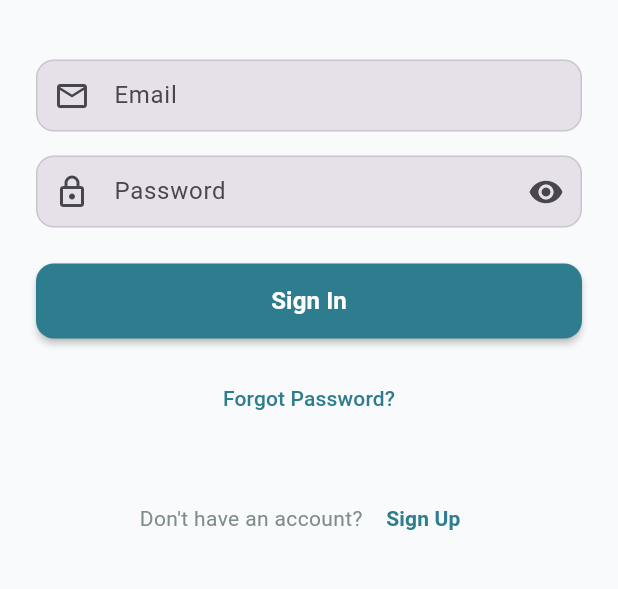
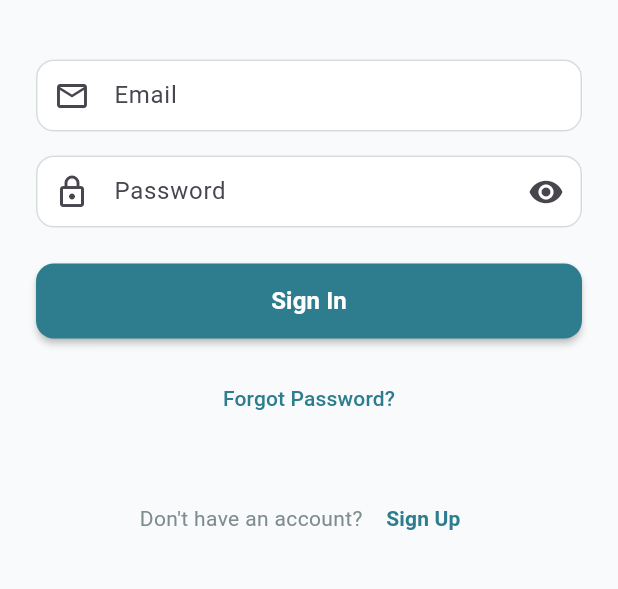
Before and after one commit to rohitsharma342/bookthedoc, a Flutter app: the screen it shows after launch, on a phone screen of 412 x 824 dp, the part 191-780 px from its top. Run offline on Flutter 3.47's test engine with Material 3 defaults, Android fonts, the phone set to English and light mode, and no system bars; our stand-ins replace cached_network_image, flutter_rating_bar, shared_preferences, supabase_flutter, table_calendar; accounts and stored records are empty; Roboto replaces fonts that are missing (San Francisco).

Commit message:
preview fixes

```diff
--- a/lib/controllers/auth_controller.dart
+++ b/lib/controllers/auth_controller.dart
@@ -1,17 +1,17 @@
 import 'package:flutter/foundation.dart';
 import 'package:supabase_flutter/supabase_flutter.dart';
 import '../services/supabase_service.dart';
-import '../models/user.dart';
+import '../models/user.dart' as app_user;
 
 class AuthController extends ChangeNotifier {
   final SupabaseService _supabaseService = SupabaseService();
 
-  User? _currentUser;
+  app_user.User? _currentUser;
   bool _isLoading = false;
   String _error = '';
   bool _isAuthenticated = false;
 
-  User? get currentUser => _currentUser;
+  app_user.User? get currentUser => _currentUser;
   bool get isLoading => _isLoading;
   String get error => _error;
   bool get isAuthenticated => _isAuthenticated;
@@ -59,7 +59,7 @@ class AuthController extends ChangeNotifier {
       if (user != null) {
         final userProfile = await _supabaseService.fetchById('user_profiles', user.id);
         if (userProfile != null) {
-          _currentUser = User.fromJson(userProfile);
+          _currentUser = app_user.User.fromJson(userProfile);
           notifyListeners();
         }
       }
@@ -126,7 +126,7 @@ class AuthController extends ChangeNotifier {
     }
   }
 
-  Future<void> updateProfile(User user) async {
+  Future<void> updateProfile(app_user.User user) async {
     try {
       _setLoading(true);
       _setError('');
--- a/lib/utils/theme.dart
+++ b/lib/utils/theme.dart
@@ -18,7 +18,7 @@ class AppTheme {
       }),
       primaryColor: AppConstants.primaryColor,
       scaffoldBackgroundColor: AppConstants.backgroundColor,
-      cardColor: AppConstants.cardColor,
+      cardColor: Colors.white,
       fontFamily: 'San Francisco',
       textTheme: const TextTheme(
         headlineLarge: TextStyle(
@@ -63,7 +63,7 @@ class AppTheme {
         ),
       ),
       appBarTheme: const AppBarTheme(
-        backgroundColor: AppConstants.cardColor,
+        backgroundColor: Colors.white,
         elevation: 0,
         centerTitle: true,
         iconTheme: IconThemeData(color: AppConstants.textPrimary),
@@ -85,7 +85,7 @@ class AppTheme {
         ),
       ),
       cardTheme: CardThemeData(
-        color: AppConstants.cardColor,
+        color: Colors.white,
         elevation: 2,
         shape: RoundedRectangleBorder(
           borderRadius: BorderRadius.circular(16),
@@ -105,7 +105,7 @@ class AppTheme {
           borderSide: const BorderSide(color: AppConstants.primaryColor, width: 2),
         ),
         contentPadding: const EdgeInsets.symmetric(horizontal: 16, vertical: 12),
-        fillColor: AppConstants.cardColor,
+        fillColor: Colors.white,
         filled: true,
       ),
     );
--- a/pubspec.yaml
+++ b/pubspec.yaml
@@ -21,6 +21,7 @@ dependencies:
   table_calendar: ^3.0.9
   supabase_flutter: ^2.5.0
   shared_preferences: ^2.2.2
+  shared_preferences_web: ^2.2.1
 
 dev_dependencies:
   flutter_test:
```
Also changed, not shown: lib/screens/search_results_screen.dart (+16 -1 lines), lib/services/supabase_service.dart (+8 -6 lines), pubspec.lock, 5 other files.
